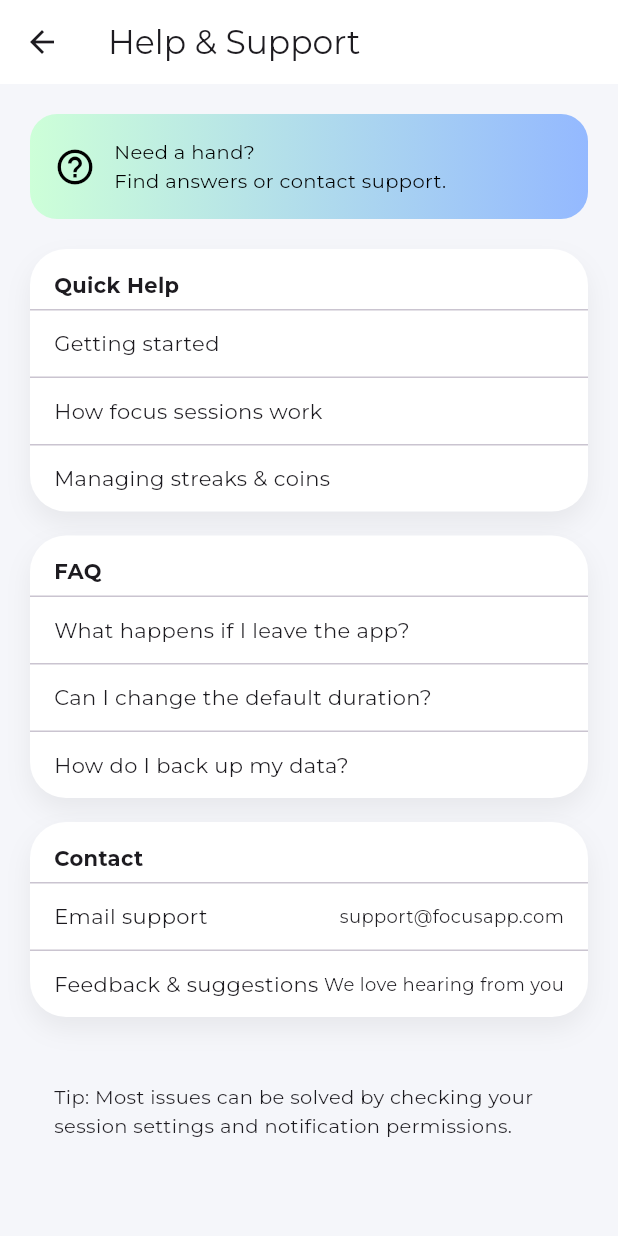
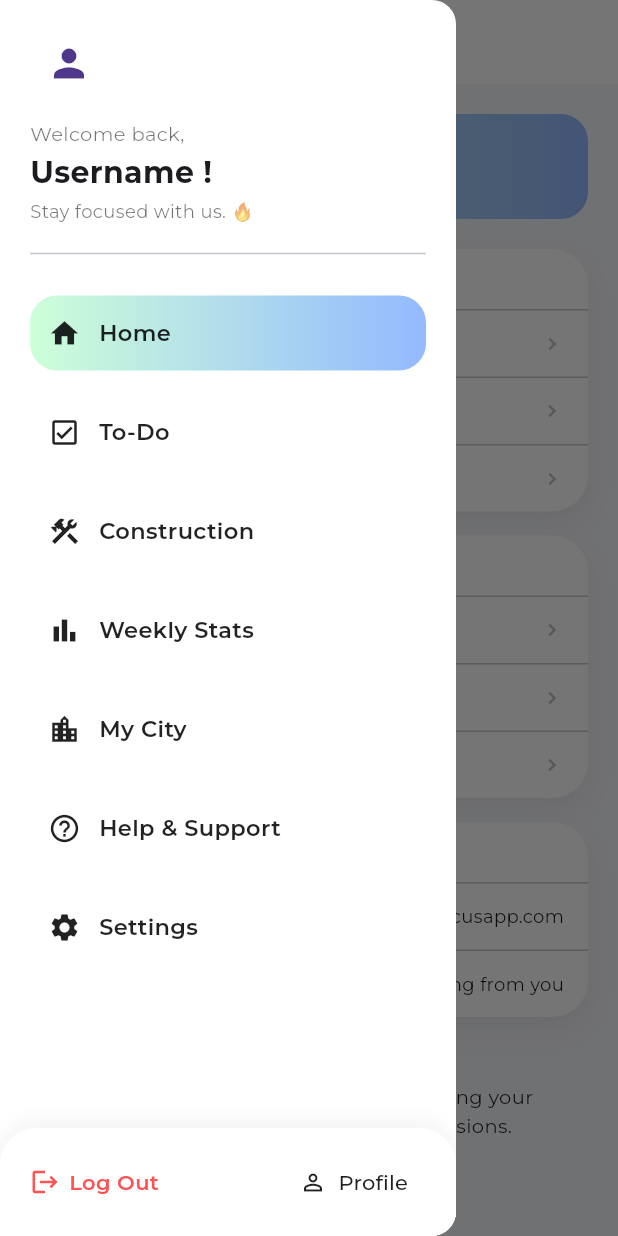
Before and after one commit to tunaerol/CS310-Project, a Flutter app: the HelpPage screen opened directly, with the side drawer open (before the commit the screen has no drawer), on a phone screen of 412 x 824 dp. Run offline on Flutter 3.47's test engine with Material 3 defaults, Android fonts, the phone set to English and light mode, and no system bars; our stand-ins replace google_fonts.

Commit message:
updated the help and support page and the drawer

```diff
--- a/build_your_focus/lib/screens/app_drawer.dart
+++ b/build_your_focus/lib/screens/app_drawer.dart
@@ -1,22 +1,19 @@
 import 'package:flutter/material.dart';
 import 'help_page.dart';
-
 
 // Local colors for the drawer
 const Color kBackground = Color(0xFFF5F6FA);
 const Color kAccentBlue = Color(0xFF3B82F6);
 const Color kAccentGreen = Color(0xFF10B981);
 
-class AppDrawer extends StatefulWidget {
+class AppDrawer extends StatelessWidget {
   const AppDrawer({super.key});
 
   @override
-  State<AppDrawer> createState() => _AppDrawerState();
-}
+  Widget build(BuildContext context) {
+    // Automatically gets the name of the current page
+    final String? currentRoute = ModalRoute.of(context)?.settings.name;
 
-class _AppDrawerState extends State<AppDrawer> {
-  @override
-  Widget build(BuildContext context) {
     return Drawer(
       backgroundColor: Colors.white,
       child: SafeArea(
@@ -74,62 +71,103 @@ class _AppDrawerState extends State<AppDrawer> {
                 padding: const EdgeInsets.symmetric(horizontal: 20),
                 children: [
                   const SizedBox(height: 12),
-                  const SizedBox(height: 16),
+
                   _DrawerItem(
                     icon: Icons.home,
                     label: "Home",
+                    // Highlight Home if route is explicitly home OR null (app start)
+                    isActive: currentRoute == '/home_page' || currentRoute == null,
                     onTap: () {
-                      Navigator.pushNamed(context, '/home_page');
-                    },
-                  ),
-                  const SizedBox(height: 16),
-                  _DrawerItem(
-                    icon: Icons.check_box_outlined,
-                    label: "To-Do",
-                    onTap: () {
-                      Navigator.pushNamed(context, '/to_do_page');
-                    },
-                  ),
-                  const SizedBox(height: 16),
-                  _DrawerItem(
-                    icon: Icons.construction,
-                    label: "Construction",
-                    onTap: () => Navigator.pushNamed(context, '/construction_page'),
-                  ),
-                  const SizedBox(height: 16),
-                  _DrawerItem(
-                    icon: Icons.bar_chart_outlined,
-                    label: "Weekly Stats",
-                    onTap: () => Navigator.pop(context),
-                  ),
-                  const SizedBox(height: 16),
-                  _DrawerItem(
-                    icon: Icons.location_city_outlined,
-                    label: "My City",
-                    onTap: () {
-                      Navigator.pop(context);
-                      Navigator.pushNamed(context, '/building_page');
+                      if (currentRoute != '/home_page') {
+                        Navigator.pushNamed(context, '/home_page');
+                      } else {
+                        Navigator.pop(context);
+                      }
                     },
                   ),
                   const SizedBox(height: 16),
 
-                  // 🔹 Help & Support button (fixed spacing)
+                  _DrawerItem(
+                    icon: Icons.check_box_outlined,
+                    label: "To-Do",
+                    isActive: currentRoute == '/to_do_page',
+                    onTap: () {
+                      if (currentRoute != '/to_do_page') {
+                        Navigator.pushNamed(context, '/to_do_page');
+                      } else {
+                        Navigator.pop(context);
+                      }
+                    },
+                  ),
+                  const SizedBox(height: 16),
+
+                  _DrawerItem(
+                    icon: Icons.construction,
+                    label: "Construction",
+                    isActive: currentRoute == '/construction_page',
+                    onTap: () {
+                      if (currentRoute != '/construction_page') {
+                        Navigator.pushNamed(context, '/construction_page');
+                      } else {
+                        Navigator.pop(context);
+                      }
+                    },
+                  ),
+                  const SizedBox(height: 16),
+
+                  _DrawerItem(
+                    icon: Icons.bar_chart_outlined,
+                    label: "Weekly Stats",
+                    isActive: currentRoute == '/weekly_stats',
+                    onTap: () => Navigator.pop(context),
+                  ),
+                  const SizedBox(height: 16),
+
+                  _DrawerItem(
+                    icon: Icons.location_city_outlined,
+                    label: "My City",
+                    isActive: currentRoute == '/building_page',
+                    onTap: () {
+                      if (currentRoute != '/building_page') {
+                        Navigator.pop(context);
+                        Navigator.pushNamed(context, '/building_page');
+                      } else {
+                        Navigator.pop(context);
+                      }
+                    },
+                  ),
+                  const SizedBox(height: 16),
+
                   _DrawerItem(
                     icon: Icons.help_outline,
                     label: "Help & Support",
+                    // This now works because we pass the name when pushing!
+                    isActive: currentRoute == '/help_page',
                     onTap: () {
-                      Navigator.pop(context);
-                      Navigator.push(
-                        context,
-                        MaterialPageRoute(builder: (_) => HelpPage()),
-                      );
+                      if (currentRoute != '/help_page') {
+                        Navigator.pop(context);
+                        Navigator.push(
+                          context,
+                          MaterialPageRoute(
+                            builder: (_) => HelpPage(),
+                            // THIS LINE FIXES EVERYTHING:
+                            settings: const RouteSettings(name: '/help_page'),
+                          ),
+                        );
+                      } else {
+                        Navigator.pop(context);
+                      }
                     },
                   ),
 
                   const SizedBox(height: 16),
 
-                  // Highlighted Settings pill
-                  const _SettingsPill(),
+                  _DrawerItem(
+                    icon: Icons.settings,
+                    label: "Settings",
+                    isActive: currentRoute == '/settings_page',
+                    onTap: () => Navigator.pop(context),
+                  ),
                 ],
               ),
             ),
@@ -203,67 +241,43 @@ class _DrawerItem extends StatelessWidget {
   final IconData icon;
   final String label;
   final VoidCallback? onTap;
+  final bool isActive;
 
   const _DrawerItem({
     required this.icon,
     required this.label,
     this.onTap,
+    this.isActive = false,
   });
 
   @override
   Widget build(BuildContext context) {
-    return InkWell(
-      onTap: onTap,
-      borderRadius: BorderRadius.circular(20),
-      child: Padding(
-        padding: const EdgeInsets.symmetric(vertical: 14),
-        child: Row(
-          children: [
-            Icon(icon, size: 22, color: Colors.black87),
-            const SizedBox(width: 12),
-            Text(
-              label,
-              style: const TextStyle(
-                fontSize: 15,
-                fontWeight: FontWeight.w500,
-              ),
-            ),
-          ],
-        ),
-      ),
-    );
-  }
-}
-
-class _SettingsPill extends StatelessWidget {
-  const _SettingsPill();
-
-  @override
-  Widget build(BuildContext context) {
     return Container(
-      margin: const EdgeInsets.symmetric(vertical: 8),
       decoration: BoxDecoration(
-        gradient: const LinearGradient(
+        gradient: isActive
+            ? const LinearGradient(
           colors: [Color(0xFFcdffd8), Color(0xFF94b9ff)],
           begin: Alignment.centerLeft,
           end: Alignment.centerRight,
-        ),
+        )
+            : null,
         borderRadius: BorderRadius.circular(18),
       ),
       child: InkWell(
-        borderRadius: BorderRadius.circular(24),
-        onTap: () => Navigator.pop(context),
+        onTap: onTap,
+        borderRadius: BorderRadius.circular(18),
         child: Padding(
-          padding: const EdgeInsets.symmetric(horizontal: 10, vertical: 12),
+          padding: const EdgeInsets.symmetric(vertical: 14, horizontal: 12),
           child: Row(
-            children: const [
-              Icon(Icons.settings, color: Colors.black),
-              SizedBox(width: 12),
+            children: [
+              Icon(icon, size: 22, color: Colors.black87),
+              const SizedBox(width: 12),
               Text(
-                "Settings",
-                style: TextStyle(
-                  color: Colors.black,
+                label,
+                style: const TextStyle(
+                  fontSize: 15,
                   fontWeight: FontWeight.w600,
+                  color: Colors.black87,
                 ),
               ),
             ],
--- a/build_your_focus/lib/screens/help_page.dart
+++ b/build_your_focus/lib/screens/help_page.dart
@@ -1,4 +1,5 @@
 import 'package:flutter/material.dart';
+import 'app_drawer.dart';
 
 const Color kBackground = Color(0xFFF5F6FA);
 const Color kAccentBlue = Color(0xFF3B82F6);
@@ -10,10 +11,20 @@ class HelpPage extends StatelessWidget {
   @override
   Widget build(BuildContext context) {
     return Scaffold(
+      drawer: const AppDrawer(), // Standard drawer
       appBar: AppBar(
-        title: const Text("Help & Support"),
+        title: const Text(
+          "Help & Support",
+          style: TextStyle(color: Colors.black),
+        ),
         backgroundColor: Colors.white,
         elevation: 0,
+        leading: Builder(
+          builder: (context) => IconButton(
+            icon: const Icon(Icons.menu, color: Colors.black),
+            onPressed: () => Scaffold.of(context).openDrawer(),
+          ),
+        ),
       ),
       backgroundColor: kBackground,
       body: ListView(
@@ -53,9 +64,22 @@ class HelpPage extends StatelessWidget {
           _Section(
             title: "Quick Help",
             children: const [
-              _LinkTile("Getting started"),
-              _LinkTile("How focus sessions work"),
-              _LinkTile("Managing streaks & coins", isLast: true),
+              _LinkTile(
+                "Getting started",
+                answer:
+                "To get started, simply choose a building from the 'Home' screen, set your timer duration, and hit 'Start'. As you focus, your building will construct itself!",
+              ),
+              _LinkTile(
+                "How focus sessions work",
+                answer:
+                "A focus session locks your attention on a task. If you leave the app, the session might pause or fail depending on your settings. Complete the timer to earn your building progress.",
+              ),
+              _LinkTile(
+                "Managing streaks & coins",
+                isLast: true,
+                answer:
+                "You earn a streak for every consecutive day you complete at least one session. Coins are earned by completing sessions and can be used to unlock new building designs.",
+              ),
             ],
           ),
 
@@ -63,9 +87,22 @@ class HelpPage extends StatelessWidget {
           _Section(
             title: "FAQ",
             children: const [
-              _LinkTile("What happens if I leave the app?"),
-              _LinkTile("Can I change the default duration?"),
-              _LinkTile("How do I back up my data?", isLast: true),
+              _LinkTile(
+                "What happens if I leave the app?",
+                answer:
+                "If you leave the app during a session, it is marked as failed. You should stay on the focus page in order to not loose your progress. Stay focused!",
+              ),
+              _LinkTile(
+                "Can I change the default duration?",
+                answer:
+                "Yes! Before starting a session, you can tap on the time selector to choose between 15, 30, 45, 60, or 120 minutes.",
+              ),
+              _LinkTile(
+                "How do I back up my data?",
+                isLast: true,
+                answer:
+                "Your data is automatically synced to your account if you are logged in. Make sure you sign in with your email to prevent data loss.",
+              ),
             ],
           ),
 
@@ -73,9 +110,19 @@ class HelpPage extends StatelessWidget {
           _Section(
             title: "Contact",
             children: const [
-              _LinkTile("Email support", trailing: "support@focusapp.com"),
-              _LinkTile("Feedback & suggestions",
-                  trailing: "We love hearing from you", isLast: true),
+              _LinkTile(
+                "Email support",
+                trailing: "support@focusapp.com",
+                answer:
+                "You can reach our support team directly at support@focusapp.com. We typically respond within 24 hours.",
+              ),
+              _LinkTile(
+                "Feedback & suggestions",
+                trailing: "We love hearing from you",
+                isLast: true,
+                answer:
+                "We build this app for you! If you have ideas for new buildings or features, please send us an email or leave a review on the store.",
+              ),
             ],
           ),
 
@@ -149,26 +196,103 @@ class _LinkTile extends StatelessWidget {
   final String text;
   final String? trailing;
   final bool isLast;
+  final String answer; // Added this to hold the explanation
 
-  const _LinkTile(this.text, {this.trailing, this.isLast = false});
+  const _LinkTile(this.text,
+      {this.trailing, this.isLast = false, required this.answer});
 
   @override
   Widget build(BuildContext context) {
-    return Column(
+    return InkWell(
+      // This makes the "little page" (ModalBottomSheet) pop up
+      onTap: () {
+        showModalBottomSheet(
+          context: context,
+          backgroundColor: Colors.transparent,
+          builder: (context) => Container(
+            decoration: const BoxDecoration(
+              color: Colors.white,
+              borderRadius: BorderRadius.only(
+                topLeft: Radius.circular(24),
+                topRight: Radius.circular(24),
+              ),
+            ),
+            padding: const EdgeInsets.all(24),
+            child: Column(
+              mainAxisSize: MainAxisSize.min, // Wrap content height
+              crossAxisAlignment: CrossAxisAlignment.start,
+              children: [
+                // Little handle bar
+                Center(
+                  child: Container(
+                    width: 40,
+                    height: 4,
+                    decoration: BoxDecoration(
+                      color: Colors.grey[300],
+                      borderRadius: BorderRadius.circular(2),
+                    ),
+                  ),
+                ),
+                const SizedBox(height: 20),
+
+                // Question Title
+                Text(
+                  text,
+                  style: const TextStyle(
+                    fontSize: 20,
+                    fontWeight: FontWeight.bold,
+                  ),
+                ),
+                const SizedBox(height: 12),
+
+                // Answer Text
+                Text(
+                  answer,
+                  style: TextStyle(
+                    fontSize: 16,
+                    color: Colors.grey[700],
+                    height: 1.5,
+                  ),
+                ),
+                const SizedBox(height: 30),
+
+                // Close button
+                SizedBox(
+                  width: double.infinity,
+                  child: ElevatedButton(
+                    onPressed: () => Navigator.pop(context),
+                    style: ElevatedButton.styleFrom(
+                      backgroundColor: Colors.black,
+                      shape: RoundedRectangleBorder(
+                        borderRadius: BorderRadius.circular(16),
+                      ),
+                      padding: const EdgeInsets.symmetric(vertical: 16),
+                    ),
+                    child: const Text("Got it"),
+                  ),
+                )
+              ],
+            ),
+          ),
+        );
+      },
+      child: Column(
         children: [
           Padding(
-          padding:
-          const EdgeInsets.symmetric(horizontal: 16, vertical: 12),
+            padding: const EdgeInsets.symmetric(horizontal: 16, vertical: 12),
             child: Row(
               children: [
                 Expanded(child: Text(text)),
                 if (trailing != null)
                   Text(trailing!, style: const TextStyle(fontSize: 12)),
+                if (trailing == null)
+                  Icon(Icons.chevron_right, size: 16, color: Colors.grey[400])
               ],
             ),
           ),
           if (!isLast) const Divider(height: 1),
         ],
+      ),
     );
   }
 }
```
Lines whose indentation alone changed are shown as unchanged.
